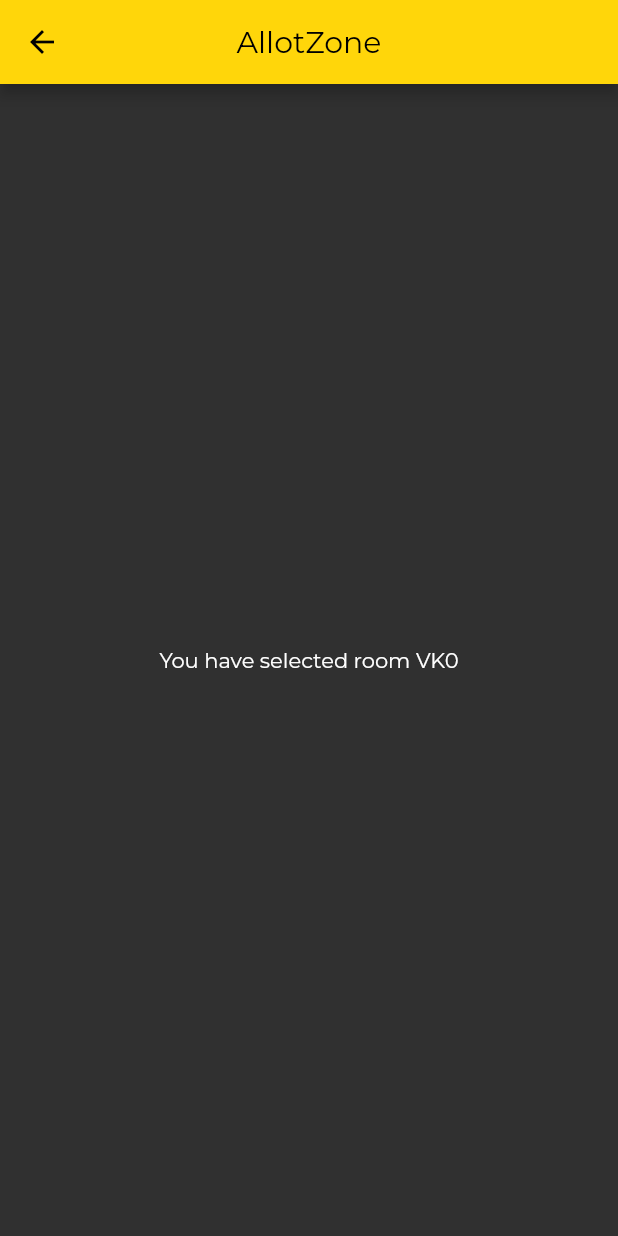
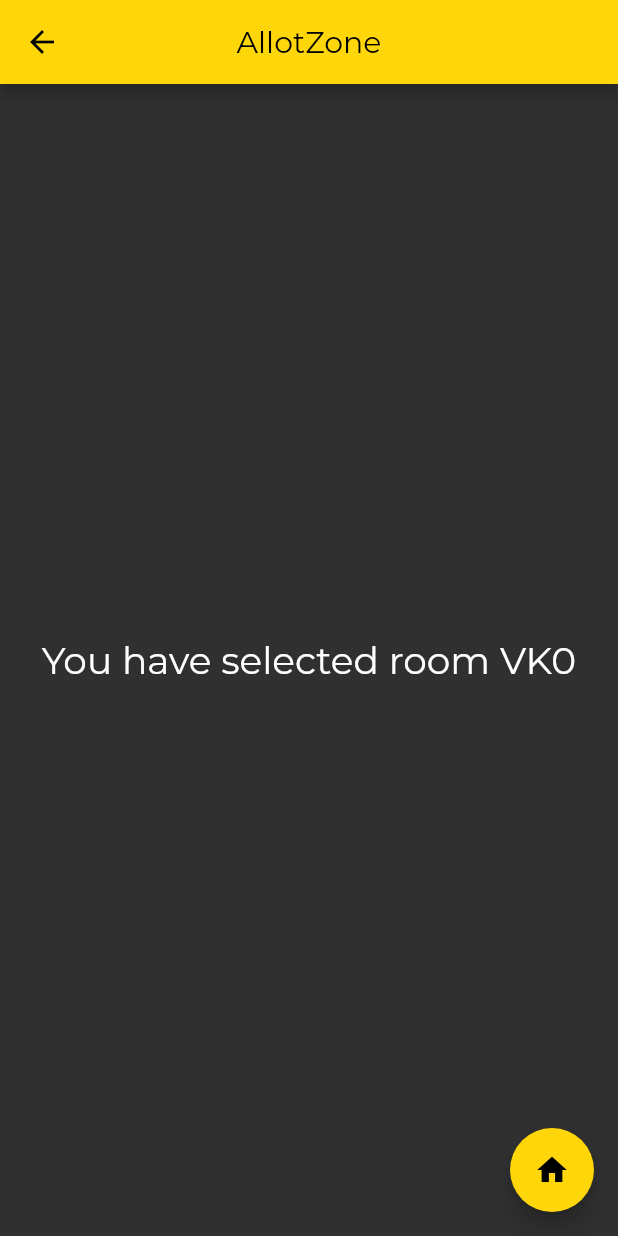
Before and after one commit to MaitreyaManohar/AllotZone, a Flutter app: the AfterSelection screen opened directly with empty values, on a phone screen of 412 x 824 dp. Run offline on Flutter 3.47's test engine with Material 2 defaults, Android fonts, the phone set to English and light mode, and no system bars; our stand-ins replace animated_splash_screen, cloud_firestore, email_validator, firebase_auth, firebase_core, page_transition; accounts and stored records are empty.

Commit message:
works with bug while logging in

```diff
--- a/allot_zone/lib/Components/room.dart
+++ b/allot_zone/lib/Components/room.dart
@@ -64,9 +64,7 @@ class _RoomState extends State<Room> {
                   isSelected = false;
                 }
               });
-              print("After " + snapshot.data.toString());
 
-              print(widget.selectedList);
             },
             child: Padding(
               padding: const EdgeInsets.all(0.0),
--- a/allot_zone/lib/after_selection.dart
+++ b/allot_zone/lib/after_selection.dart
@@ -1,3 +1,4 @@
+import 'package:allot_zone/login_first_page.dart';
 import 'package:flutter/material.dart';
 import 'package:flutter/src/widgets/container.dart';
 import 'package:flutter/src/widgets/framework.dart';
@@ -16,8 +17,23 @@ class AfterSelection extends StatelessWidget {
           'AllotZone',
         ),
       ),
+      floatingActionButton: FloatingActionButton(
+        child: const Icon(
+          Icons.home,
+        ),
+        onPressed: () {
+
+          Navigator.of(context).pushReplacement(
+              MaterialPageRoute(builder: ((context) => FirstPage())));
+        },
+      ),
       body: Center(
-        child: Text("You have selected room VK$roomNo"),
+        child: Text(
+          "You have selected room VK$roomNo",
+          style: const TextStyle(
+            fontSize: 25,
+          ),
+        ),
       ),
     );
   }
--- a/allot_zone/lib/room_select.dart
+++ b/allot_zone/lib/room_select.dart
@@ -76,7 +76,6 @@ class _RoomSelectionState extends State<RoomSelection> {
                         style: TextButton.styleFrom(
                             backgroundColor: MyColors.buttonBackground),
                         onPressed: () {
-                          print(selectedList);
                           Navigator.of(context).pop();
                           Navigator.of(context)
                               .push(MaterialPageRoute(builder: ((context) {
```
Also changed, not shown: allot_zone/lib/login_first_page.dart (+12 -0 lines), allot_zone/lib/wing_members.dart (+63 -2 lines).
